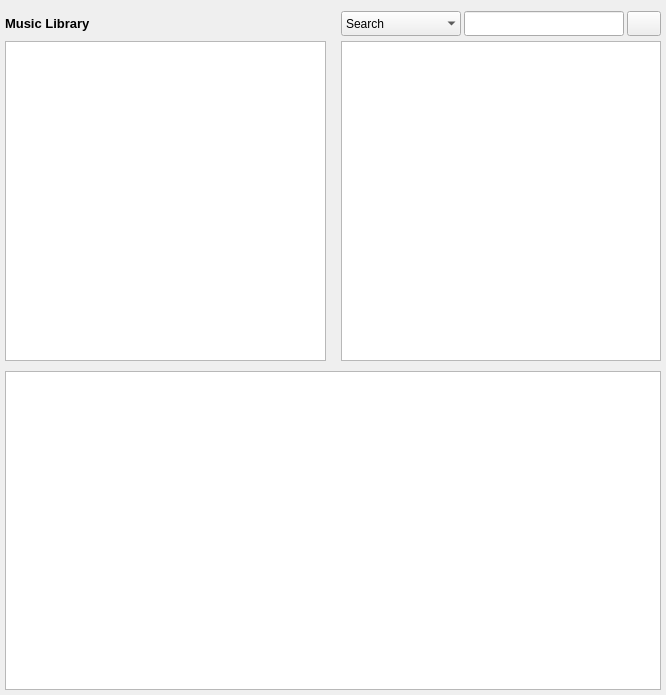
Old version of the form branches/sayonara-459/GUI/library/GUI_Library_windowed.ui in the repository shahid334/sayonara-player.
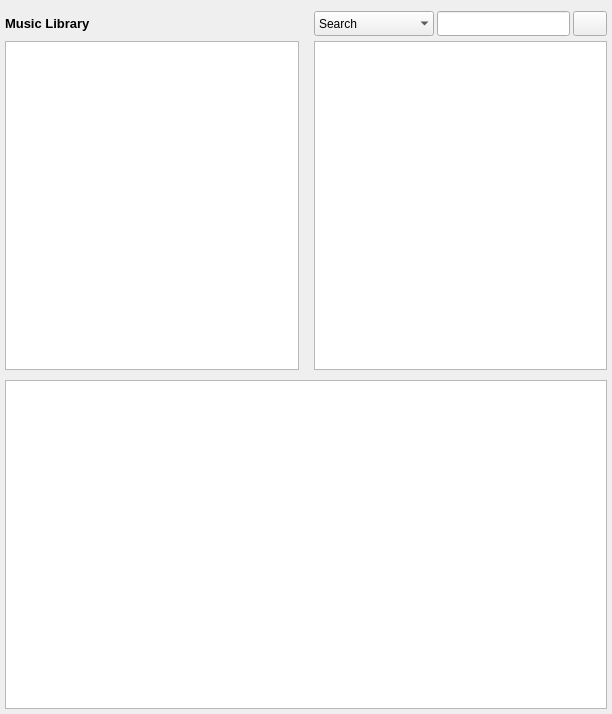
New version of the form. Custom widgets are drawn as their Qt base class.

Patch:
```diff
--- a/branches/sayonara-459/GUI/library/GUI_Library_windowed.ui
+++ b/branches/sayonara-459/GUI/library/GUI_Library_windowed.ui
@@ -6,8 +6,8 @@
    <rect>
     <x>0</x>
     <y>0</y>
-    <width>666</width>
-    <height>695</height>
+    <width>612</width>
+    <height>714</height>
    </rect>
   </property>
   <property name="minimumSize">
@@ -156,18 +156,12 @@
      <property name="frameShadow">
       <enum>QFrame::Sunken</enum>
      </property>
-     <property name="horizontalScrollBarPolicy">
-      <enum>Qt::ScrollBarAsNeeded</enum>
-     </property>
      <property name="autoScroll">
       <bool>false</bool>
      </property>
      <property name="editTriggers">
       <set>QAbstractItemView::NoEditTriggers</set>
      </property>
-     <property name="alternatingRowColors">
-      <bool>false</bool>
-     </property>
      <property name="selectionBehavior">
       <enum>QAbstractItemView::SelectRows</enum>
      </property>
@@ -189,8 +183,8 @@
      <property name="wordWrap">
       <bool>false</bool>
      </property>
-     <attribute name="horizontalHeaderMinimumSectionSize">
-      <number>23</number>
+     <attribute name="horizontalHeaderHighlightSections">
+      <bool>false</bool>
      </attribute>
      <attribute name="horizontalHeaderStretchLastSection">
       <bool>true</bool>
@@ -231,15 +225,9 @@
      <property name="layoutDirection">
       <enum>Qt::LeftToRight</enum>
      </property>
-     <property name="frameShape">
-      <enum>QFrame::StyledPanel</enum>
-     </property>
      <property name="frameShadow">
       <enum>QFrame::Sunken</enum>
      </property>
-     <property name="midLineWidth">
-      <number>0</number>
-     </property>
      <property name="autoScroll">
       <bool>false</bool>
      </property>
```
Left out of the diff: 6 changed lines with no effect on the pictures.
